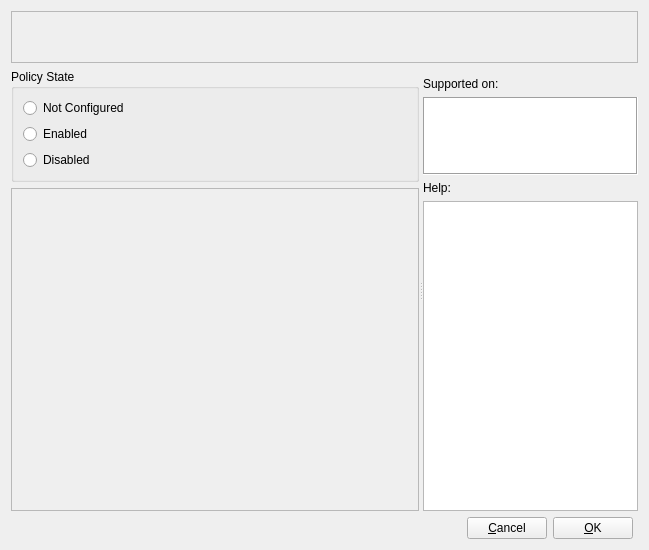
The window that src/plugins/administrative_templates/ui/administrativetemplateswidget.ui (august-alt/gpui) describes before a commit, drawn with Qt 5.
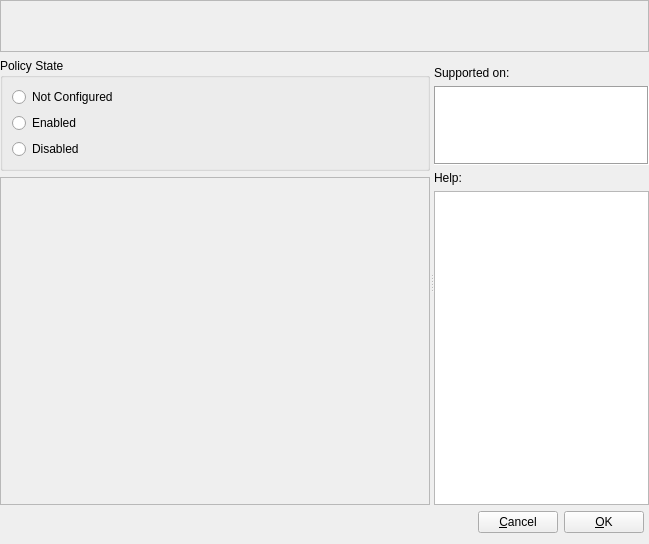
The same window after the commit.

Commit message: feat: finish implementation of administrative templates widget

```diff
--- a/src/plugins/administrative_templates/ui/administrativetemplateswidget.ui
+++ b/src/plugins/administrative_templates/ui/administrativetemplateswidget.ui
@@ -7,13 +7,22 @@
     <x>0</x>
     <y>0</y>
     <width>649</width>
-    <height>499</height>
+    <height>544</height>
    </rect>
   </property>
   <property name="windowTitle">
    <string>Form</string>
   </property>
   <layout class="QGridLayout" name="gridLayout">
+   <property name="leftMargin">
+    <number>0</number>
+   </property>
+   <property name="topMargin">
+    <number>0</number>
+   </property>
+   <property name="rightMargin">
+    <number>0</number>
+   </property>
    <item row="0" column="0">
     <widget class="QFrame" name="policyNameFrame">
      <property name="sizePolicy">
@@ -134,8 +143,8 @@
            <rect>
             <x>0</x>
             <y>0</y>
-            <width>411</width>
-            <height>265</height>
+            <width>429</width>
+            <height>314</height>
            </rect>
           </property>
          </widget>
```
The commit also changes 2 other files.
